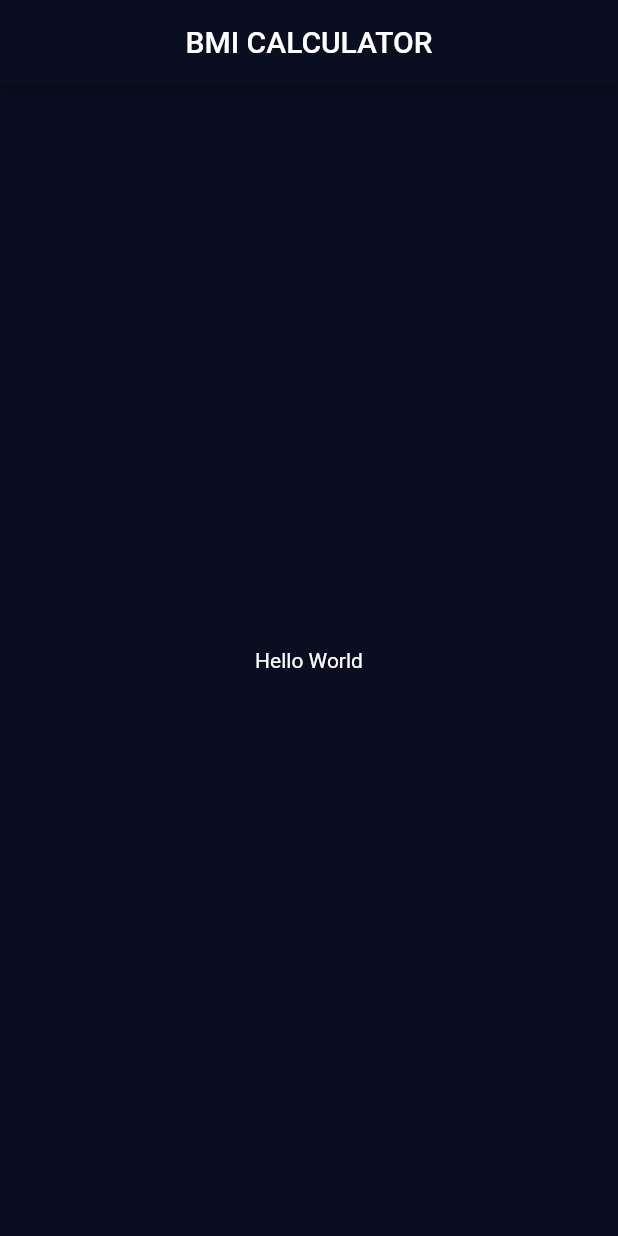
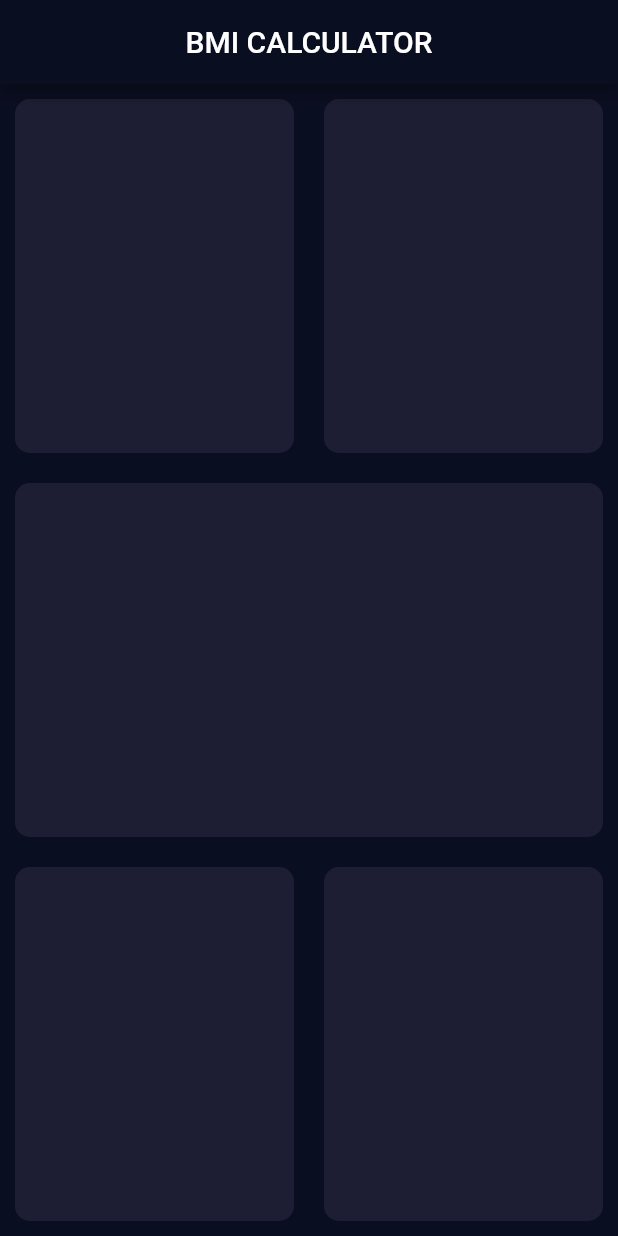
Before and after one commit to UlugbekYarkinov/bmi_calculator, a Flutter app: the screen it shows after launch, on a phone screen of 412 x 824 dp. Run offline on Flutter 3.47's test engine with Material 2 defaults, Android fonts, the phone set to English and light mode, and no system bars.

Commit message:
layout added

```diff
--- /dev/null
+++ b/lib/components/reusable_card.dart
@@ -0,0 +1,18 @@
+import 'package:flutter/material.dart';
+
+class ReusableCard extends StatelessWidget {
+  late final Color color;
+
+  ReusableCard({super.key, required this.color});
+
+  @override
+  Widget build(BuildContext context) {
+    return Container(
+      margin: const EdgeInsets.all(10.0),
+      decoration: BoxDecoration(
+        borderRadius: BorderRadius.circular(10.0),
+        color: color,
+      ),
+    );
+  }
+}
--- a/lib/input_page.dart
+++ b/lib/input_page.dart
@@ -1,4 +1,5 @@
 import 'package:flutter/material.dart';
+import 'components/reusable_card.dart';
 
 class InputPage extends StatefulWidget {
   @override
@@ -14,7 +15,27 @@ class _InputPageState extends State<InputPage> {
           child: Text('BMI CALCULATOR'),
         ),
       ),
-      body: const Center(child: Text('Hello World'),),
+      body: Column(
+        children: [
+          Expanded(
+            child: Row(
+              children: [
+                Expanded(child: ReusableCard(color: const Color(0xFF1D1E33),)),
+                Expanded(child: ReusableCard(color: const Color(0xFF1D1E33),))
+              ],
+            ),
+          ),
+          Expanded(child: ReusableCard(color: const Color(0xFF1D1E33),)),
+          Expanded(
+            child: Row(
+              children: [
+                Expanded(child: ReusableCard(color: const Color(0xFF1D1E33),)),
+                Expanded(child: ReusableCard(color: const Color(0xFF1D1E33),))
+              ],
+            ),
+          ),
+        ],
+      ),
     );
   }
 }
```
